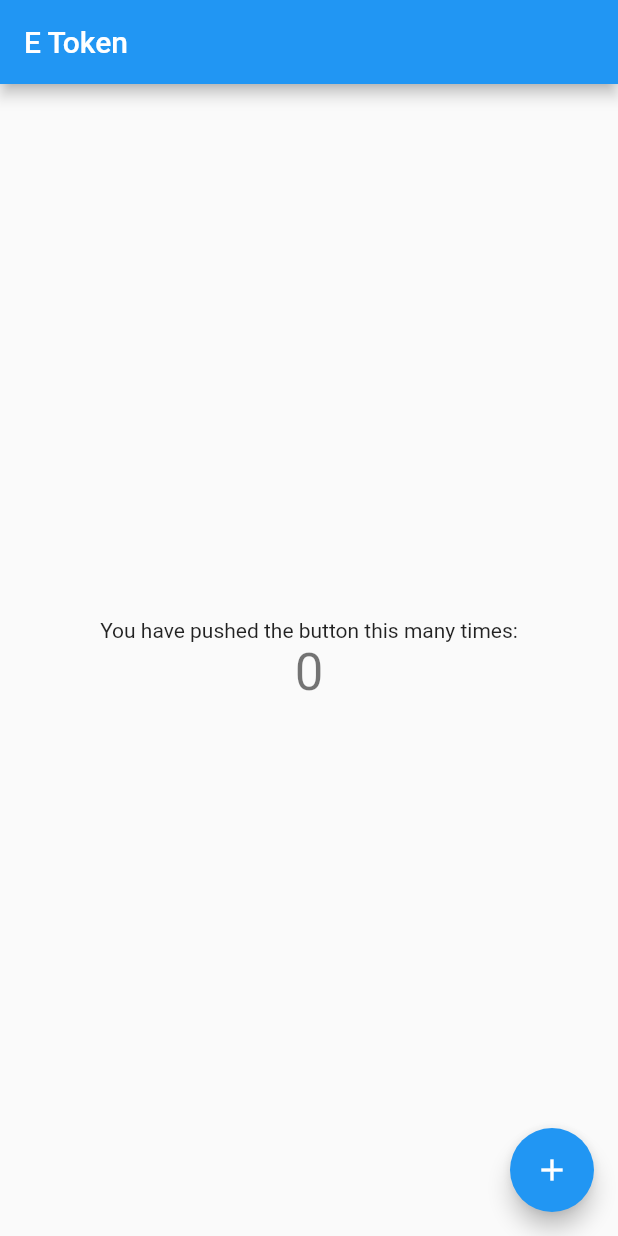
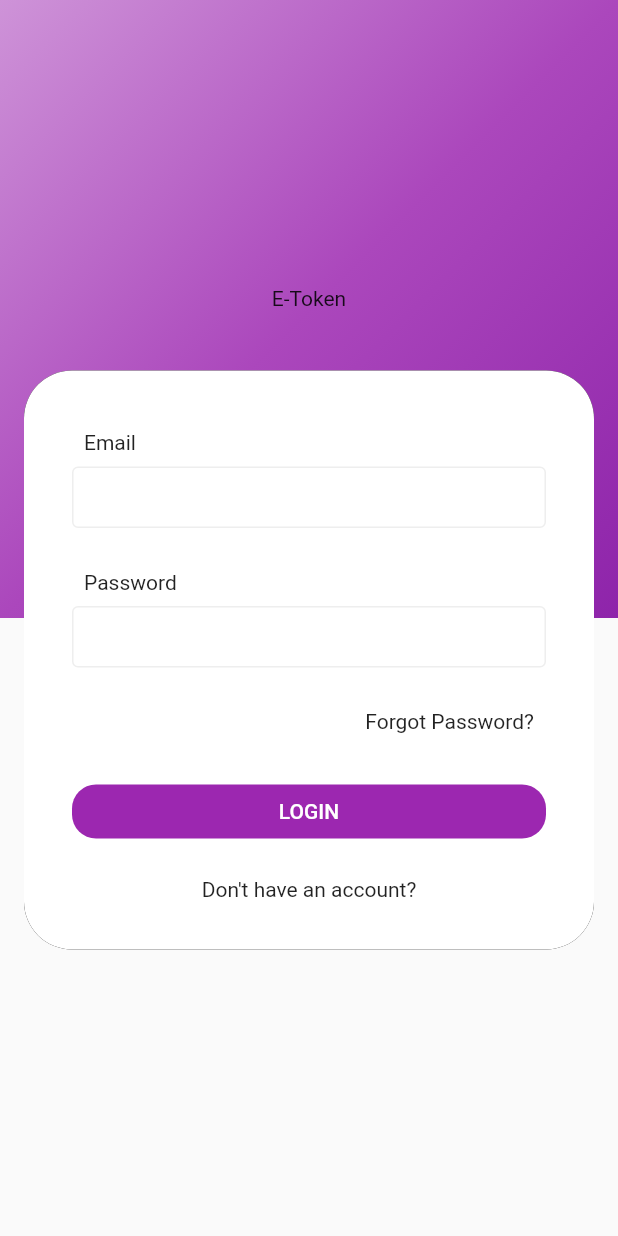
Before and after one commit to KarthikElumalai/EtokenMobile, a Flutter app: the screen it shows after launch, on a phone screen of 412 x 824 dp. Run offline on Flutter 3.47's test engine with Material 2 defaults, Android fonts, the phone set to English and light mode, and no system bars; statements that could not run were skipped.

Commit message:
Login and sign up screen is added

```diff
--- a/lib/main.dart
+++ b/lib/main.dart
@@ -1,3 +1,4 @@
+import 'package:etoken_mobile/ui/logInScreen.dart';
 import 'package:flutter/material.dart';
 
 void main() => runApp(MyApp());
@@ -9,34 +10,16 @@ class MyApp extends StatelessWidget {
     return MaterialApp(
       title: 'E Token',
       theme: ThemeData(
-        // This is the theme of your application.
-        //
-        // Try running your application with "flutter run". You'll see the
-        // application has a blue toolbar. Then, without quitting the app, try
-        // changing the primarySwatch below to Colors.green and then invoke
-        // "hot reload" (press "r" in the console where you ran "flutter run",
-        // or simply save your changes to "hot reload" in a Flutter IDE).
-        // Notice that the counter didn't reset back to zero; the application
-        // is not restarted.
-        primarySwatch: Colors.blue,
+        primarySwatch: Colors.purple,
+        primaryColor: Colors.purple
       ),
-      home: MyHomePage(title: 'E Token'),
+      home: LogInScreen(),
     );
   }
 }
 
 class MyHomePage extends StatefulWidget {
   MyHomePage({Key key, this.title}) : super(key: key);
-
-  // This widget is the home page of your application. It is stateful, meaning
-  // that it has a State object (defined below) that contains fields that affect
-  // how it looks.
-
-  // This class is the configuration for the state. It holds the values (in this
-  // case the title) provided by the parent (in this case the App widget) and
-  // used by the build method of the State. Fields in a Widget subclass are
-  // always marked "final".
-
   final String title;
 
   @override
@@ -44,68 +27,15 @@ class MyHomePage extends StatefulWidget {
 }
 
 class _MyHomePageState extends State<MyHomePage> {
-  int _counter = 0;
-
-  void _incrementCounter() {
-    setState(() {
-      // This call to setState tells the Flutter framework that something has
-      // changed in this State, which causes it to rerun the build method below
-      // so that the display can reflect the updated values. If we changed
-      // _counter without calling setState(), then the build method would not be
-      // called again, and so nothing would appear to happen.
-      _counter++;
-    });
-  }
-
   @override
   Widget build(BuildContext context) {
-    // This method is rerun every time setState is called, for instance as done
-    // by the _incrementCounter method above.
-    //
-    // The Flutter framework has been optimized to make rerunning build methods
-    // fast, so that you can just rebuild anything that needs updating rather
-    // than having to individually change instances of widgets.
+
     return Scaffold(
       appBar: AppBar(
-        // Here we take the value from the MyHomePage object that was created by
-        // the App.build method, and use it to set our appbar title.
+
         title: Text(widget.title),
       ),
-      body: Center(
-        // Center is a layout widget. It takes a single child and positions it
-        // in the middle of the parent.
-        child: Column(
-          // Column is also layout widget. It takes a list of children and
-          // arranges them vertically. By default, it sizes itself to fit its
-          // children horizontally, and tries to be as tall as its parent.
-          //
-          // Invoke "debug painting" (press "p" in the console, choose the
-          // "Toggle Debug Paint" action from the Flutter Inspector in Android
-          // Studio, or the "Toggle Debug Paint" command in Visual Studio Code)
-          // to see the wireframe for each widget.
-          //
-          // Column has various properties to control how it sizes itself and
-          // how it positions its children. Here we use mainAxisAlignment to
-          // center the children vertically; the main axis here is the vertical
-          // axis because Columns are vertical (the cross axis would be
-          // horizontal).
-          mainAxisAlignment: MainAxisAlignment.center,
-          children: <Widget>[
-            Text(
-              'You have pushed the button this many times:',
-            ),
-            Text(
-              '$_counter',
-              style: Theme.of(context).textTheme.display1,
-            ),
-          ],
-        ),
-      ),
-      floatingActionButton: FloatingActionButton(
-        onPressed: _incrementCounter,
-        tooltip: 'Increment',
-        child: Icon(Icons.add),
-      ), // This trailing comma makes auto-formatting nicer for build methods.
+      body: Center()
     );
   }
 }
--- /dev/null
+++ b/lib/ui/logInScreen.dart
@@ -0,0 +1,171 @@
+import 'package:etoken_mobile/ui/signUpScreen.dart';
+import 'package:flutter/material.dart';
+
+class LogInScreen extends StatefulWidget {
+  @override
+  _LogInScreenState createState() => _LogInScreenState();
+}
+
+class _LogInScreenState extends State<LogInScreen> {
+  @override
+  Widget build(BuildContext context) {
+    var screenHeight = MediaQuery.of(context).size.height / 2;
+
+    var theme = Theme.of(context).textTheme;
+    return Scaffold(
+      body: Stack(
+        alignment: Alignment.center,
+        children: <Widget>[
+          Container(
+            child: Column(
+              children: <Widget>[
+                Container(
+                  height: screenHeight,
+                  decoration: BoxDecoration(
+                    gradient: LinearGradient(colors: [
+                      Colors.purple.shade200,
+                      Colors.purple.shade400,
+                      Colors.purple.shade600
+                    ], begin: Alignment.topLeft, end: Alignment.bottomRight),
+                  ),
+                ),
+              ],
+            ),
+          ),
+          Container(
+            margin: const EdgeInsets.only(left: 16, right: 16),
+            child: Column(
+              mainAxisSize: MainAxisSize.min,
+              children: <Widget>[
+
+                 Row(
+                  mainAxisAlignment: MainAxisAlignment.center,
+                  children: <Widget>[
+                    Text(
+                      "E-Token",
+                      style: theme.display2.copyWith(color: Colors.white),
+                    ),
+                  ],
+                ),
+
+                SizedBox(
+                  height: 40,
+                ),
+                Container(
+                  width: double.infinity,
+                  decoration: BoxDecoration(
+                    color: Colors.white,
+                    borderRadius: BorderRadius.circular(32),
+                    boxShadow: [
+          BoxShadow(
+            color: Colors.black,
+
+          )
+        ],
+                  ),
+                  child: Container(
+                    padding: const EdgeInsets.all(32),
+                    child: Column(
+                      crossAxisAlignment: CrossAxisAlignment.start,
+                      children: <Widget>[
+                        Padding(
+                          padding: const EdgeInsets.all(8),
+                          child: Text("Email", style: theme.subhead),
+                        ),
+                        Row(
+                          children: <Widget>[
+                            Expanded(
+                              child: Container(
+                                decoration: BoxDecoration(
+                                    borderRadius: BorderRadius.circular(4),
+                                    color: Colors.white,
+                                    border: Border.all(
+                                        color: Colors.grey.shade200)),
+                                padding: const EdgeInsets.all(10),
+                                child: TextFormField(
+                                  decoration:
+                                      InputDecoration.collapsed(hintText: ''),
+                                ),
+                              ),
+                            ),
+                          ],
+                        ),
+                        SizedBox(
+                          height: 20,
+                        ),
+                        Padding(
+                          padding: const EdgeInsets.all(8),
+                          child: Text("Password", style: theme.subhead),
+                        ),
+                        Row(
+                          children: <Widget>[
+                            Expanded(
+                              child: Container(
+                                decoration: BoxDecoration(
+                                    borderRadius: BorderRadius.circular(4),
+                                    color: Colors.white,
+                                    border: Border.all(
+                                        color: Colors.grey.shade200)),
+                                padding: const EdgeInsets.all(10),
+                                child: TextFormField(
+                                  decoration: InputDecoration.collapsed(
+                                    hintText: '',
+                                  ),
+                                ),
+                              ),
+                            ),
+                          ],
+                        ),
+                        SizedBox(
+                          height: 20,
+                        ),
+                        Padding(
+                          padding: const EdgeInsets.all(8.0),
+                          child: Row(
+                            mainAxisAlignment: MainAxisAlignment.end,
+                            children: <Widget>[Text("Forgot Password?")],
+                          ),
+                        ),
+                        SizedBox(
+                          height: 20,
+                        ),
+                        Container(
+                          width: double.infinity,
+                          child: FlatButton(
+                            onPressed: () {
+
+
+
+                            },
+                            textColor: Colors.white,
+                            color: Colors.purple,
+                            shape: RoundedRectangleBorder(
+                                borderRadius: BorderRadius.circular(16)),
+                            child: Text("LOGIN"),
+                          ),
+                        ),
+                        SizedBox(
+                          height: 20,
+                        ),
+                        Row(
+                          mainAxisAlignment: MainAxisAlignment.center,
+                          children: <Widget>[GestureDetector(
+                            onTap: (){
+                                Navigator.push(context, MaterialPageRoute(
+                                builder: (BuildContext context)=> SignUpScreen()
+                              ));
+                            },
+                            child: Text("Don't have an account?"))],
+                        )
+                      ],
+                    ),
+                  ),
+                ),
+              ],
+            ),
+          )
+        ],
+      ),
+    );
+  }
+}
```
Also changed, not shown: lib/ui/signUpScreen.dart (added, +229 -0 lines).
